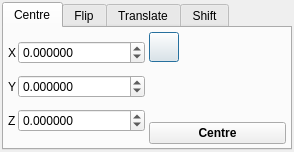
This is src/gui/position.ui in trisyoungs/aten as Qt 5 draws it before an edit. The edited form follows.
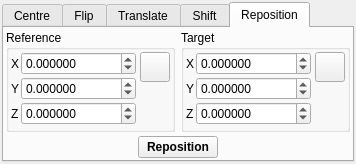
This is the edited form. The open tabs and pages were chosen to show the change. Icons and pictures are not drawn.

```diff
--- a/src/gui/position.ui
+++ b/src/gui/position.ui
@@ -5,8 +5,8 @@
    <rect>
     <x>0</x>
     <y>0</y>
-    <width>243</width>
-    <height>152</height>
+    <width>266</width>
+    <height>154</height>
    </rect>
   </property>
   <property name="sizePolicy" >
@@ -49,7 +49,7 @@
        <item>
         <layout class="QHBoxLayout" >
          <property name="margin" >
-          <number>2</number>
+          <number>0</number>
          </property>
          <property name="spacing" >
           <number>4</number>
@@ -60,7 +60,7 @@
             <number>0</number>
            </property>
            <property name="spacing" >
-            <number>2</number>
+            <number>4</number>
            </property>
            <item row="0" column="0" >
             <widget class="QLabel" name="label_42" >
@@ -178,15 +178,7 @@
             <number>0</number>
            </property>
            <property name="spacing" >
-            <number>6</number>
-           </property>
-           <item>
-            <layout class="QHBoxLayout" >
-             <property name="margin" >
-              <number>0</number>
-             </property>
-             <property name="spacing" >
-              <number>6</number>
+            <number>4</number>
              </property>
              <item>
               <widget class="QPushButton" name="DefineCentreButton" >
@@ -222,27 +214,37 @@
              <item>
               <spacer>
                <property name="orientation" >
-                <enum>Qt::Horizontal</enum>
+              <enum>Qt::Vertical</enum>
                </property>
                <property name="sizeHint" >
                 <size>
-                 <width>40</width>
-                 <height>20</height>
+               <width>24</width>
+               <height>31</height>
                 </size>
                </property>
               </spacer>
              </item>
             </layout>
            </item>
+        </layout>
+       </item>
+       <item>
+        <layout class="QHBoxLayout" >
+         <property name="margin" >
+          <number>0</number>
+         </property>
+         <property name="spacing" >
+          <number>4</number>
+         </property>
            <item>
             <spacer>
              <property name="orientation" >
-              <enum>Qt::Vertical</enum>
+            <enum>Qt::Horizontal</enum>
              </property>
              <property name="sizeHint" >
               <size>
-               <width>24</width>
-               <height>31</height>
+             <width>40</width>
+             <height>20</height>
               </size>
              </property>
             </spacer>
@@ -263,7 +265,18 @@
              </property>
             </widget>
            </item>
-          </layout>
+         <item>
+          <spacer>
+           <property name="orientation" >
+            <enum>Qt::Horizontal</enum>
+           </property>
+           <property name="sizeHint" >
+            <size>
+             <width>40</width>
+             <height>20</height>
+            </size>
+           </property>
+          </spacer>
          </item>
         </layout>
        </item>
@@ -439,7 +452,7 @@
       <attribute name="title" >
        <string>Translate</string>
       </attribute>
-      <layout class="QHBoxLayout" >
+      <layout class="QVBoxLayout" >
        <property name="margin" >
         <number>2</number>
        </property>
@@ -449,7 +462,7 @@
        <item>
         <layout class="QHBoxLayout" >
          <property name="margin" >
-          <number>2</number>
+          <number>0</number>
          </property>
          <property name="spacing" >
           <number>4</number>
@@ -458,7 +471,7 @@
           <widget class="QGroupBox" name="TranslateFrameGroup" >
            <property name="sizePolicy" >
             <sizepolicy>
-             <hsizetype>7</hsizetype>
+             <hsizetype>1</hsizetype>
              <vsizetype>1</vsizetype>
              <horstretch>0</horstretch>
              <verstretch>0</verstretch>
@@ -540,36 +553,11 @@
          <item>
           <layout class="QGridLayout" >
            <property name="margin" >
-            <number>2</number>
+            <number>0</number>
            </property>
            <property name="spacing" >
-            <number>4</number>
+            <number>2</number>
            </property>
-           <item row="0" column="2" >
-            <widget class="QPushButton" name="TranslatePosXButton" >
-             <property name="maximumSize" >
-              <size>
-               <width>30</width>
-               <height>30</height>
-              </size>
-             </property>
-             <property name="toolTip" >
-              <string>Translate along positive X axis</string>
-             </property>
-             <property name="text" >
-              <string/>
-             </property>
-             <property name="icon" >
-              <iconset resource="icons.qrc" >:/arrows/icons/arrow_right.svg</iconset>
-             </property>
-             <property name="iconSize" >
-              <size>
-               <width>24</width>
-               <height>24</height>
-              </size>
-             </property>
-            </widget>
-           </item>
            <item row="0" column="1" >
             <widget class="QPushButton" name="TranslatePosYButton" >
              <property name="maximumSize" >
@@ -620,31 +608,6 @@
              </property>
             </widget>
            </item>
-           <item row="1" column="0" >
-            <widget class="QPushButton" name="TranslateNegZButton" >
-             <property name="maximumSize" >
-              <size>
-               <width>30</width>
-               <height>30</height>
-              </size>
-             </property>
-             <property name="toolTip" >
-              <string>Translate along negative Z axis</string>
-             </property>
-             <property name="text" >
-              <string/>
-             </property>
-             <property name="icon" >
-              <iconset resource="icons.qrc" >:/arrows/icons/arrow_out.svg</iconset>
-             </property>
-             <property name="iconSize" >
-              <size>
-               <width>24</width>
-               <height>24</height>
-              </size>
-             </property>
-            </widget>
-           </item>
            <item row="1" column="2" >
             <widget class="QPushButton" name="TranslatePosZButton" >
              <property name="maximumSize" >
@@ -670,6 +633,31 @@
              </property>
             </widget>
            </item>
+           <item row="1" column="0" >
+            <widget class="QPushButton" name="TranslateNegZButton" >
+             <property name="maximumSize" >
+              <size>
+               <width>30</width>
+               <height>30</height>
+              </size>
+             </property>
+             <property name="toolTip" >
+              <string>Translate along negative Z axis</string>
+             </property>
+             <property name="text" >
+              <string/>
+             </property>
+             <property name="icon" >
+              <iconset resource="icons.qrc" >:/arrows/icons/arrow_out.svg</iconset>
+             </property>
+             <property name="iconSize" >
+              <size>
+               <width>24</width>
+               <height>24</height>
+              </size>
+             </property>
+            </widget>
+           </item>
            <item row="0" column="0" >
             <widget class="QPushButton" name="TranslateNegXButton" >
              <property name="maximumSize" >
@@ -695,7 +683,44 @@
              </property>
             </widget>
            </item>
-           <item row="2" column="0" >
+           <item row="0" column="2" >
+            <widget class="QPushButton" name="TranslatePosXButton" >
+             <property name="maximumSize" >
+              <size>
+               <width>30</width>
+               <height>30</height>
+              </size>
+             </property>
+             <property name="toolTip" >
+              <string>Translate along positive X axis</string>
+             </property>
+             <property name="text" >
+              <string/>
+             </property>
+             <property name="icon" >
+              <iconset resource="icons.qrc" >:/arrows/icons/arrow_right.svg</iconset>
+             </property>
+             <property name="iconSize" >
+              <size>
+               <width>24</width>
+               <height>24</height>
+              </size>
+             </property>
+            </widget>
+           </item>
+          </layout>
+         </item>
+        </layout>
+       </item>
+       <item>
+        <layout class="QHBoxLayout" >
+         <property name="margin" >
+          <number>0</number>
+         </property>
+         <property name="spacing" >
+          <number>4</number>
+         </property>
+         <item>
             <widget class="QLabel" name="label_52" >
              <property name="sizePolicy" >
               <sizepolicy>
@@ -713,7 +738,7 @@
              </property>
             </widget>
            </item>
-           <item row="2" column="1" colspan="2" >
+         <item>
             <widget class="QDoubleSpinBox" name="TranslateShiftSpin" >
              <property name="sizePolicy" >
               <sizepolicy>
@@ -734,8 +759,6 @@
           </layout>
          </item>
         </layout>
-       </item>
-      </layout>
      </widget>
      <widget class="QWidget" name="ShiftTab" >
       <attribute name="title" >
@@ -751,7 +774,7 @@
        <item>
         <layout class="QHBoxLayout" >
          <property name="margin" >
-          <number>2</number>
+          <number>0</number>
          </property>
          <property name="spacing" >
           <number>4</number>
@@ -995,6 +1018,23 @@
             </layout>
            </item>
            <item>
+            <spacer>
+             <property name="orientation" >
+              <enum>Qt::Vertical</enum>
+             </property>
+             <property name="sizeHint" >
+              <size>
+               <width>20</width>
+               <height>40</height>
+              </size>
+             </property>
+            </spacer>
+           </item>
+          </layout>
+         </item>
+        </layout>
+       </item>
+       <item>
             <layout class="QHBoxLayout" >
              <property name="margin" >
               <number>0</number>
@@ -1002,6 +1042,19 @@
              <property name="spacing" >
               <number>4</number>
              </property>
+         <item>
+          <spacer>
+           <property name="orientation" >
+            <enum>Qt::Horizontal</enum>
+           </property>
+           <property name="sizeHint" >
+            <size>
+             <width>40</width>
+             <height>20</height>
+            </size>
+           </property>
+          </spacer>
+         </item>
              <item>
               <widget class="QPushButton" name="VectorShiftPositiveButton" >
                <property name="sizePolicy" >
@@ -1080,9 +1133,467 @@
                </property>
               </widget>
              </item>
+         <item>
+          <spacer>
+           <property name="orientation" >
+            <enum>Qt::Horizontal</enum>
+           </property>
+           <property name="sizeHint" >
+            <size>
+             <width>40</width>
+             <height>20</height>
+            </size>
+           </property>
+          </spacer>
+         </item>
             </layout>
            </item>
           </layout>
+     </widget>
+     <widget class="QWidget" name="RepositionTab" >
+      <attribute name="title" >
+       <string>Reposition</string>
+      </attribute>
+      <layout class="QVBoxLayout" >
+       <property name="margin" >
+        <number>2</number>
+       </property>
+       <property name="spacing" >
+        <number>4</number>
+       </property>
+       <item>
+        <layout class="QHBoxLayout" >
+         <property name="margin" >
+          <number>0</number>
+         </property>
+         <property name="spacing" >
+          <number>6</number>
+         </property>
+         <item>
+          <widget class="QGroupBox" name="groupBox" >
+           <property name="title" >
+            <string>Reference</string>
+           </property>
+           <layout class="QHBoxLayout" >
+            <property name="margin" >
+             <number>2</number>
+            </property>
+            <property name="spacing" >
+             <number>4</number>
+            </property>
+            <item>
+             <layout class="QGridLayout" >
+              <property name="margin" >
+               <number>0</number>
+              </property>
+              <property name="spacing" >
+               <number>2</number>
+              </property>
+              <item row="0" column="0" >
+               <widget class="QLabel" name="label_46" >
+                <property name="sizePolicy" >
+                 <sizepolicy>
+                  <hsizetype>1</hsizetype>
+                  <vsizetype>5</vsizetype>
+                  <horstretch>0</horstretch>
+                  <verstretch>0</verstretch>
+                 </sizepolicy>
+                </property>
+                <property name="text" >
+                 <string>X</string>
+                </property>
+               </widget>
+              </item>
+              <item row="1" column="1" >
+               <widget class="QDoubleSpinBox" name="RepositionReferenceYSpin" >
+                <property name="sizePolicy" >
+                 <sizepolicy>
+                  <hsizetype>7</hsizetype>
+                  <vsizetype>0</vsizetype>
+                  <horstretch>0</horstretch>
+                  <verstretch>0</verstretch>
+                 </sizepolicy>
+                </property>
+                <property name="decimals" >
+                 <number>6</number>
+                </property>
+                <property name="maximum" >
+                 <double>1000000.000000000000000</double>
+                </property>
+                <property name="minimum" >
+                 <double>-1000000.000000000000000</double>
+                </property>
+               </widget>
+              </item>
+              <item row="2" column="0" >
+               <widget class="QLabel" name="label_47" >
+                <property name="sizePolicy" >
+                 <sizepolicy>
+                  <hsizetype>1</hsizetype>
+                  <vsizetype>5</vsizetype>
+                  <horstretch>0</horstretch>
+                  <verstretch>0</verstretch>
+                 </sizepolicy>
+                </property>
+                <property name="text" >
+                 <string>Z</string>
+                </property>
+               </widget>
+              </item>
+              <item row="0" column="1" >
+               <widget class="QDoubleSpinBox" name="RepositionReferenceXSpin" >
+                <property name="sizePolicy" >
+                 <sizepolicy>
+                  <hsizetype>7</hsizetype>
+                  <vsizetype>0</vsizetype>
+                  <horstretch>0</horstretch>
+                  <verstretch>0</verstretch>
+                 </sizepolicy>
+                </property>
+                <property name="decimals" >
+                 <number>6</number>
+                </property>
+                <property name="maximum" >
+                 <double>1000000.000000000000000</double>
+                </property>
+                <property name="minimum" >
+                 <double>-100000.000000000000000</double>
+                </property>
+               </widget>
+              </item>
+              <item row="2" column="1" >
+               <widget class="QDoubleSpinBox" name="RepositionReferenceZSpin" >
+                <property name="sizePolicy" >
+                 <sizepolicy>
+                  <hsizetype>7</hsizetype>
+                  <vsizetype>0</vsizetype>
+                  <horstretch>0</horstretch>
+                  <verstretch>0</verstretch>
+                 </sizepolicy>
+                </property>
+                <property name="decimals" >
+                 <number>6</number>
+                </property>
+                <property name="maximum" >
+                 <double>1000000.000000000000000</double>
+                </property>
+                <property name="minimum" >
+                 <double>-1000000.000000000000000</double>
+                </property>
+               </widget>
+              </item>
+              <item row="1" column="0" >
+               <widget class="QLabel" name="label_48" >
+                <property name="sizePolicy" >
+                 <sizepolicy>
+                  <hsizetype>1</hsizetype>
+                  <vsizetype>5</vsizetype>
+                  <horstretch>0</horstretch>
+                  <verstretch>0</verstretch>
+                 </sizepolicy>
+                </property>
+                <property name="text" >
+                 <string>Y</string>
+                </property>
+               </widget>
+              </item>
+             </layout>
+            </item>
+            <item>
+             <layout class="QVBoxLayout" >
+              <property name="margin" >
+               <number>0</number>
+              </property>
+              <property name="spacing" >
+               <number>6</number>
+              </property>
+              <item>
+               <widget class="QPushButton" name="DefineRepositionReferenceButton" >
+                <property name="minimumSize" >
+                 <size>
+                  <width>30</width>
+                  <height>30</height>
+                 </size>
+                </property>
+                <property name="maximumSize" >
+                 <size>
+                  <width>30</width>
+                  <height>30</height>
+                 </size>
+                </property>
+                <property name="toolTip" >
+                 <string>Define centre from current selection</string>
+                </property>
+                <property name="text" >
+                 <string/>
+                </property>
+                <property name="icon" >
+                 <iconset resource="icons.qrc" >:/basic/icons/basic_define.svg</iconset>
+                </property>
+                <property name="iconSize" >
+                 <size>
+                  <width>24</width>
+                  <height>24</height>
+                 </size>
+                </property>
+               </widget>
+              </item>
+              <item>
+               <spacer>
+                <property name="orientation" >
+                 <enum>Qt::Vertical</enum>
+                </property>
+                <property name="sizeHint" >
+                 <size>
+                  <width>24</width>
+                  <height>31</height>
+                 </size>
+                </property>
+               </spacer>
+              </item>
+             </layout>
+            </item>
+           </layout>
+          </widget>
+         </item>
+         <item>
+          <widget class="QGroupBox" name="RepositionTargetGroup" >
+           <property name="title" >
+            <string>Target</string>
+           </property>
+           <layout class="QHBoxLayout" >
+            <property name="margin" >
+             <number>2</number>
+            </property>
+            <property name="spacing" >
+             <number>4</number>
+            </property>
+            <item>
+             <layout class="QGridLayout" >
+              <property name="margin" >
+               <number>0</number>
+              </property>
+              <property name="spacing" >
+               <number>2</number>
+              </property>
+              <item row="0" column="0" >
+               <widget class="QLabel" name="label_43" >
+                <property name="sizePolicy" >
+                 <sizepolicy>
+                  <hsizetype>1</hsizetype>
+                  <vsizetype>5</vsizetype>
+                  <horstretch>0</horstretch>
+                  <verstretch>0</verstretch>
+                 </sizepolicy>
+                </property>
+                <property name="text" >
+                 <string>X</string>
+                </property>
+               </widget>
+              </item>
+              <item row="1" column="1" >
+               <widget class="QDoubleSpinBox" name="RepositionTargetYSpin" >
+                <property name="sizePolicy" >
+                 <sizepolicy>
+                  <hsizetype>7</hsizetype>
+                  <vsizetype>0</vsizetype>
+                  <horstretch>0</horstretch>
+                  <verstretch>0</verstretch>
+                 </sizepolicy>
+                </property>
+                <property name="decimals" >
+                 <number>6</number>
+                </property>
+                <property name="maximum" >
+                 <double>1000000.000000000000000</double>
+                </property>
+                <property name="minimum" >
+                 <double>-1000000.000000000000000</double>
+                </property>
+               </widget>
+              </item>
+              <item row="2" column="0" >
+               <widget class="QLabel" name="label_44" >
+                <property name="sizePolicy" >
+                 <sizepolicy>
+                  <hsizetype>1</hsizetype>
+                  <vsizetype>5</vsizetype>
+                  <horstretch>0</horstretch>
+                  <verstretch>0</verstretch>
+                 </sizepolicy>
+                </property>
+                <property name="text" >
+                 <string>Z</string>
+                </property>
+               </widget>
+              </item>
+              <item row="0" column="1" >
+               <widget class="QDoubleSpinBox" name="RepositionTargetXSpin" >
+                <property name="sizePolicy" >
+                 <sizepolicy>
+                  <hsizetype>7</hsizetype>
+                  <vsizetype>0</vsizetype>
+                  <horstretch>0</horstretch>
+                  <verstretch>0</verstretch>
+                 </sizepolicy>
+                </property>
+                <property name="decimals" >
+                 <number>6</number>
+                </property>
+                <property name="maximum" >
+                 <double>1000000.000000000000000</double>
+                </property>
+                <property name="minimum" >
+                 <double>-100000.000000000000000</double>
+                </property>
+               </widget>
+              </item>
+              <item row="2" column="1" >
+               <widget class="QDoubleSpinBox" name="RepositionTargetZSpin" >
+                <property name="sizePolicy" >
+                 <sizepolicy>
+                  <hsizetype>7</hsizetype>
+                  <vsizetype>0</vsizetype>
+                  <horstretch>0</horstretch>
+                  <verstretch>0</verstretch>
+                 </sizepolicy>
+                </property>
+                <property name="decimals" >
+                 <number>6</number>
+                </property>
+                <property name="maximum" >
+                 <double>1000000.000000000000000</double>
+                </property>
+                <property name="minimum" >
+                 <double>-1000000.000000000000000</double>
+                </property>
+               </widget>
+              </item>
+              <item row="1" column="0" >
+               <widget class="QLabel" name="label_45" >
+                <property name="sizePolicy" >
+                 <sizepolicy>
+                  <hsizetype>1</hsizetype>
+                  <vsizetype>5</vsizetype>
+                  <horstretch>0</horstretch>
+                  <verstretch>0</verstretch>
+                 </sizepolicy>
+                </property>
+                <property name="text" >
+                 <string>Y</string>
+                </property>
+               </widget>
+              </item>
+             </layout>
+            </item>
+            <item>
+             <layout class="QVBoxLayout" >
+              <property name="margin" >
+               <number>0</number>
+              </property>
+              <property name="spacing" >
+               <number>6</number>
+              </property>
+              <item>
+               <widget class="QPushButton" name="DefineRepositionTargetButton" >
+                <property name="minimumSize" >
+                 <size>
+                  <width>30</width>
+                  <height>30</height>
+                 </size>
+                </property>
+                <property name="maximumSize" >
+                 <size>
+                  <width>30</width>
+                  <height>30</height>
+                 </size>
+                </property>
+                <property name="toolTip" >
+                 <string>Define centre from current selection</string>
+                </property>
+                <property name="text" >
+                 <string/>
+                </property>
+                <property name="icon" >
+                 <iconset resource="icons.qrc" >:/basic/icons/basic_define.svg</iconset>
+                </property>
+                <property name="iconSize" >
+                 <size>
+                  <width>24</width>
+                  <height>24</height>
+                 </size>
+                </property>
+               </widget>
+              </item>
+              <item>
+               <spacer>
+                <property name="orientation" >
+                 <enum>Qt::Vertical</enum>
+                </property>
+                <property name="sizeHint" >
+                 <size>
+                  <width>24</width>
+                  <height>31</height>
+                 </size>
+                </property>
+               </spacer>
+              </item>
+             </layout>
+            </item>
+           </layout>
+          </widget>
+         </item>
+        </layout>
+       </item>
+       <item>
+        <layout class="QHBoxLayout" >
+         <property name="margin" >
+          <number>0</number>
+         </property>
+         <property name="spacing" >
+          <number>6</number>
+         </property>
+         <item>
+          <spacer>
+           <property name="orientation" >
+            <enum>Qt::Horizontal</enum>
+           </property>
+           <property name="sizeHint" >
+            <size>
+             <width>40</width>
+             <height>20</height>
+            </size>
+           </property>
+          </spacer>
+         </item>
+         <item>
+          <widget class="QPushButton" name="RepositionSelectionButton" >
+           <property name="font" >
+            <font>
+             <weight>75</weight>
+             <bold>true</bold>
+            </font>
+           </property>
+           <property name="toolTip" >
+            <string>Reposition current selection from reference to target coordinates</string>
+           </property>
+           <property name="text" >
+            <string>Reposition</string>
+           </property>
+          </widget>
+         </item>
+         <item>
+          <spacer>
+           <property name="orientation" >
+            <enum>Qt::Horizontal</enum>
+           </property>
+           <property name="sizeHint" >
+            <size>
+             <width>40</width>
+             <height>20</height>
+            </size>
+           </property>
+          </spacer>
          </item>
         </layout>
        </item>
```
Lines whose indentation alone changed are shown as unchanged.
